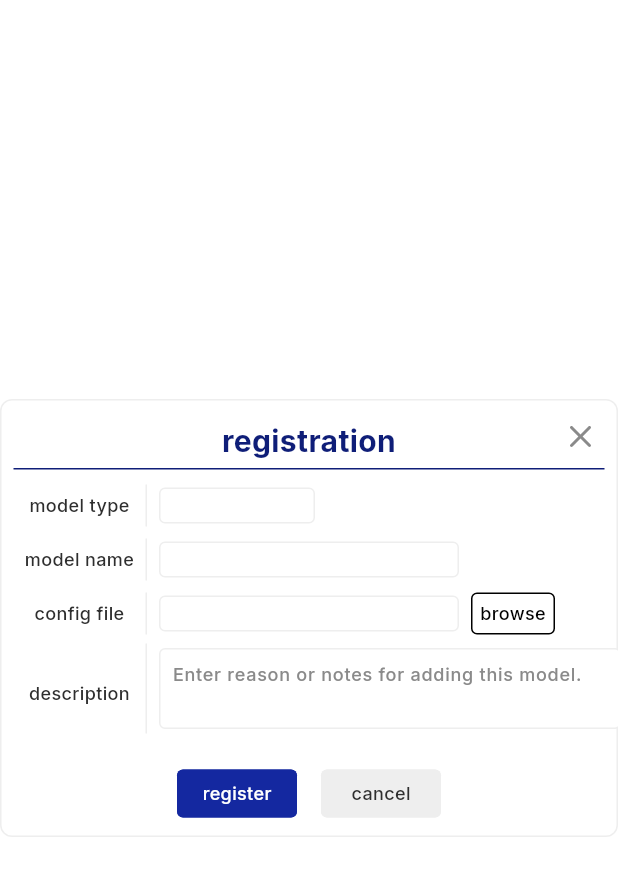
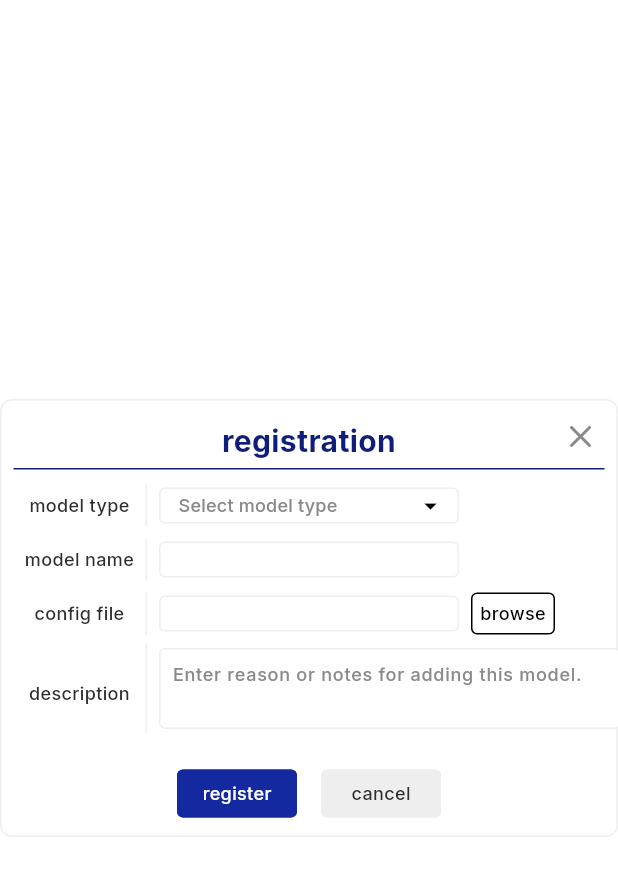
Before and after one commit to samsung-triton/samsung-triton-samsung-triton-inference-server-dev, a Flutter app: the ModalRegistration widget shown alone on an empty page, opened directly with empty values, on a phone screen of 412 x 824 dp. Shown: the top 876 px of the screen. Run offline on Flutter 3.47's test engine with Material 3 defaults, Android fonts, the light colour scheme and no system bars; drawn by our look-alikes of dropdown_button2; our stand-ins replace flutter_svg, go_router, google_fonts.

Commit message:
[S13P31S302-50] Feat: Dropdown 적용(Modal_Resgistration)
1. dropdown에서 외부 선택값을 받을 수 있도록 속성 추가
2. model type에 dropdown 적용

```diff
--- a/Frontend/triton/lib/widgets/modal/modal_registration.dart
+++ b/Frontend/triton/lib/widgets/modal/modal_registration.dart
@@ -8,6 +8,7 @@ import '../input/input_large.dart';
 import '../button/button_medium.dart';
 import '../button/button_small.dart';
 import 'modal_base.dart';
+import '../modellog/dropdown.dart';
 
 class ModalRegistration extends StatefulWidget {
   final String modelType;
@@ -66,9 +67,17 @@ class _ModalRegistrationState extends State<ModalRegistration> {
         // ───── model type (임시 InputSmall) ─────
         _LabelInputRow(
           label: 'model type',
-          child: InputType(
-            controller: TextEditingController(text: selectedModelType),
-            readOnly: true, // 🔹 드롭다운 완성 전 임시 표시
+          child: Dropdown(
+            width: 200,
+            height: 24,
+            items: const ['single', 'ensemble'], // 선택 가능한 타입 목록
+            hintText: 'Select model type',
+            value: selectedModelType, // 현재 선택된 값
+            onChanged: (newValue) {
+              setState(() {
+                selectedModelType = newValue ?? 'single'; // 변경값 반영
+              });
+            },
           ),
         ),
 
--- a/Frontend/triton/lib/widgets/modellog/dropdown.dart
+++ b/Frontend/triton/lib/widgets/modellog/dropdown.dart
@@ -9,7 +9,19 @@ class Dropdown extends StatefulWidget {
   final List<String> items;
   final String hintText;
 
-  const Dropdown({super.key, this.width, this.height, required this.items, this.hintText = 'Select an item'});
+  // 외부에서 선택값과 콜백 받을 수 있도록 추가
+  final String? value;
+  final ValueChanged<String?>? onChanged;
+
+  const Dropdown({
+    super.key,
+    this.width,
+    this.height,
+    required this.items,
+    this.hintText = 'Select an item',
+    this.value,
+    this.onChanged,
+  });
 
   @override
   State<Dropdown> createState() => _DropdownState();
@@ -68,6 +80,7 @@ class _DropdownState extends State<Dropdown> {
             setState(() {
               selectedModel = newValue!;
             });
+            widget.onChanged?.call(newValue); // 외부에 전달
           },
           items: widget.items.map((value) {
             return DropdownMenuItem<String>(
```
